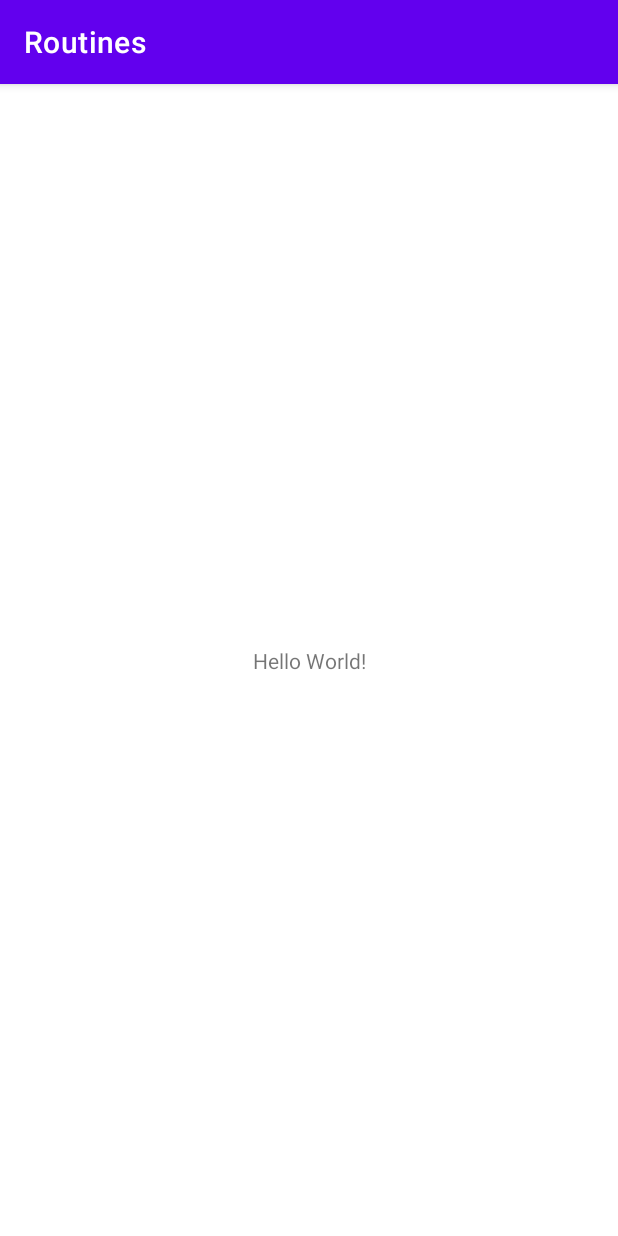
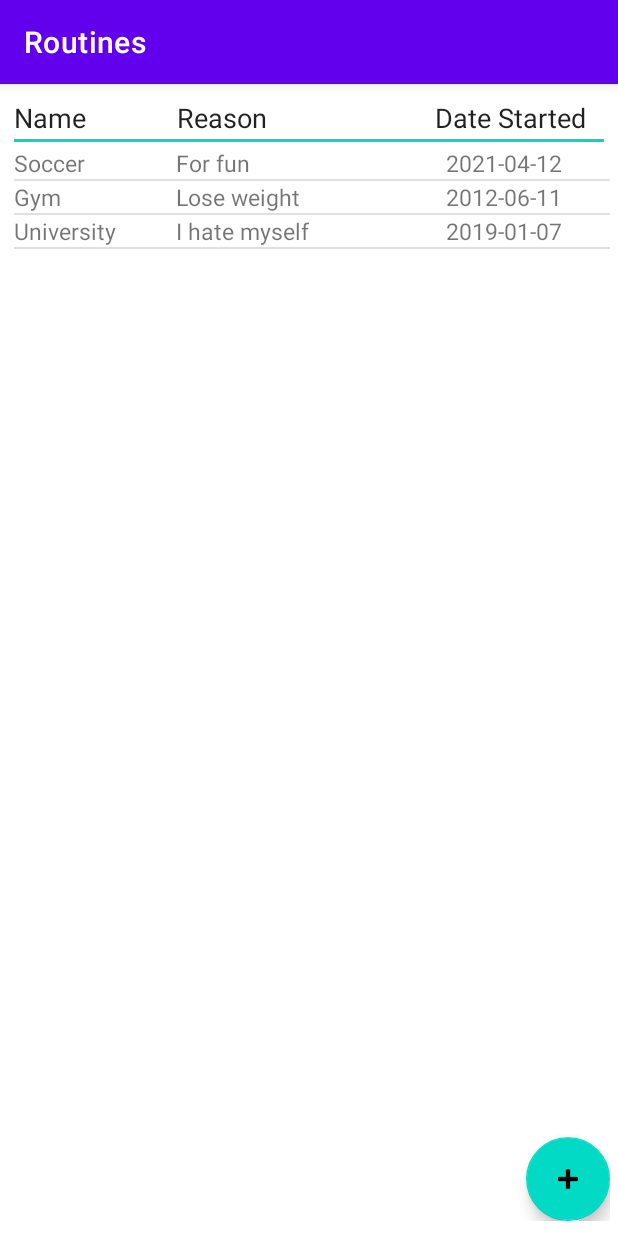
Before and after one commit to CMPUT301F21T40/Routines, an Android app: the screen it shows after launch (MainActivity), on a phone screen of 412 x 824 dp. Run offline under Robolectric (Android 15) with nearby library versions, the phone set to English and light mode, and no system bars.

Commit message:
Added US 01.01.01 functionality

```diff
--- /dev/null
+++ b/app/src/main/java/com/example/routines/CustomList.java
@@ -0,0 +1,54 @@
+package com.example.routines;
+
+import android.content.Context;
+import android.view.LayoutInflater;
+import android.view.View;
+import android.view.ViewGroup;
+import android.widget.ArrayAdapter;
+import android.widget.TextView;
+
+import androidx.annotation.NonNull;
+import androidx.annotation.Nullable;
+
+import java.util.ArrayList;
+
+public class CustomList extends ArrayAdapter<Habit> {
+    /*
+    Purpose: To create the list that all the habits will be stored in for the duration of program
+    execution
+
+    Outstanding Issues: None
+*/
+    private ArrayList<Habit> habits;
+    private Context context;
+
+    public CustomList(Context context, ArrayList<Habit> habits){
+        super(context, 0, habits);
+        this.habits = habits;
+        this.context = context;
+    }
+
+    @NonNull
+    @Override
+    public View getView(int position, @Nullable View convertView, @NonNull ViewGroup parent){
+        View view = convertView;
+
+        if(view==null){
+            view = LayoutInflater.from(context).inflate(R.layout.custom_list, parent, false);
+        }
+
+        Habit habit = habits.get(position);
+        TextView habitName = view.findViewById(R.id.habitName);
+        TextView habitDate = view.findViewById(R.id.habitDate);
+        TextView habitReason = view.findViewById(R.id.habitReason);
+
+
+        habitName.setText(habit.getName());
+        habitDate.setText(habit.getDate());
+        habitReason.setText(habit.getReason());
+
+
+        return view;
+    }
+
+}
--- /dev/null
+++ b/app/src/main/java/com/example/routines/Habit.java
@@ -0,0 +1,23 @@
+package com.example.routines;
+
+public class Habit {
+    public String name;
+    public String reason;
+    public String date;
+
+    Habit(String name, String reason, String date){
+        this.name = name;
+        this.reason = reason;
+        this.date = date;
+    }
+
+    public String getName(){
+        return this.name;
+    }
+    public String getReason(){
+        return this.reason;
+    }
+    public String getDate(){
+        return this.date;
+    }
+}
--- a/app/src/main/java/com/example/routines/MainActivity.java
+++ b/app/src/main/java/com/example/routines/MainActivity.java
@@ -3,14 +3,51 @@ package com.example.routines;
 import androidx.appcompat.app.AppCompatActivity;
 
 import android.os.Bundle;
+import android.view.View;
+import android.widget.ArrayAdapter;
+import android.widget.ListView;
 
-public class MainActivity extends AppCompatActivity {
+import com.google.android.material.floatingactionbutton.FloatingActionButton;
+
+import java.util.ArrayList;
+
+public class MainActivity extends AppCompatActivity implements AddHabitFragment.OnFragmentInteractionListener{
+    private ListView habitList;
+    private ArrayAdapter<Habit> habitAdapter;
+    private ArrayList<Habit> habitDataList;
 
     @Override
     protected void onCreate(Bundle savedInstanceState) {
         super.onCreate(savedInstanceState);
         setContentView(R.layout.activity_main);
+
+        habitList = findViewById(R.id.habitList);
+        habitDataList = new ArrayList<>();
+        habitAdapter = new CustomList(this, habitDataList);
+        habitList.setAdapter(habitAdapter);
+
+        // adding some habits into the list for now so we can easily test them
+        Habit habit1 = new Habit("Soccer", "For fun", "2021-04-12");
+        Habit habit2 = new Habit("Gym", "Lose weight", "2012-06-11");
+        Habit habit3 = new Habit("University", "I hate myself", "2019-01-07");
+        habitAdapter.add(habit1);
+        habitAdapter.add(habit2);
+        habitAdapter.add(habit3);
+
+        // when the + at the bottom of the screen is pressed it will call AddMedFragment
+        final FloatingActionButton addHabitButton = findViewById(R.id.addHabitButton);
+        addHabitButton.setOnClickListener(new View.OnClickListener() {
+            @Override
+            public void onClick(View v) {
+                new AddHabitFragment().show(getSupportFragmentManager(), "ADD_HABIT");
+            }
+        });
+
+    }
+    public void onOkPressed(Habit newHabit){
+        habitAdapter.add(newHabit);
     }
 
-    // testing if branch is working
+
+
 }
--- a/app/src/main/res/layout/activity_main.xml
+++ b/app/src/main/res/layout/activity_main.xml
@@ -1,18 +1,41 @@
 <?xml version="1.0" encoding="utf-8"?>
-<androidx.constraintlayout.widget.ConstraintLayout xmlns:android="http://schemas.android.com/apk/res/android"
+
+
+<FrameLayout
+    xmlns:android="http://schemas.android.com/apk/res/android"
     xmlns:app="http://schemas.android.com/apk/res-auto"
     xmlns:tools="http://schemas.android.com/tools"
     android:layout_width="match_parent"
     android:layout_height="match_parent"
+    android:orientation="vertical"
+    android:paddingLeft="5dp"
+    android:paddingRight="5dp"
+    android:paddingTop="0dp"
+    android:paddingBottom="10dp"
     tools:context=".MainActivity">
 
-    <TextView
+    <EditText
+        android:id="@+id/label"
+        android:layout_width="match_parent"
+        android:layout_height="wrap_content"
+        android:text="Name             Reason                        Date Started"
+        />
+
+    <ListView
+        android:id="@+id/habitList"
+        android:layout_width="match_parent"
+        android:layout_height="match_parent"
+        android:layout_marginTop="32dp"
+        android:paddingLeft="4dp"
+        android:paddingTop="10dp"
+        android:paddingBottom="60dp">
+    </ListView>
+    <com.google.android.material.floatingactionbutton.FloatingActionButton
+        android:id="@+id/addHabitButton"
         android:layout_width="wrap_content"
         android:layout_height="wrap_content"
-        android:text="Hello World!"
-        app:layout_constraintBottom_toBottomOf="parent"
-        app:layout_constraintLeft_toLeftOf="parent"
-        app:layout_constraintRight_toRightOf="parent"
-        app:layout_constraintTop_toTopOf="parent" />
-
-</androidx.constraintlayout.widget.ConstraintLayout>
+        android:layout_gravity="bottom|end"
+        android:clickable="true"
+        android:focusable="true"
+        app:srcCompat="@android:drawable/ic_input_add" />
+</FrameLayout>
--- /dev/null
+++ b/app/src/main/res/layout/custom_list.xml
@@ -0,0 +1,59 @@
+<?xml version="1.0" encoding="utf-8"?>
+<!--/*
+    Copyright 2021 Lukas Waschuk
+
+    Licensed under the Apache License, Version 2.0 (the "License");
+    you may not use this file except in compliance with the License.
+    You may obtain a copy of the License at
+
+    http://www.apache.org/licenses/LICENSE-2.0
+
+    Unless required by applicable law or agreed to in writing, software
+    distributed under the License is distributed on an "AS IS" BASIS,
+    WITHOUT WARRANTIES OR CONDITIONS OF ANY KIND, either express or implied.
+    See the License for the specific language governing permissions and
+    limitations under the License.package com.example.lwaschuk_Medbook;
+
+    */-->
+
+<LinearLayout xmlns:android="http://schemas.android.com/apk/res/android"
+    xmlns:tools="http://schemas.android.com/tools"
+    android:layout_width="match_parent"
+    android:layout_height="wrap_content"
+    android:orientation="horizontal">
+
+    <TextView
+        android:id="@+id/habitName"
+        android:layout_width="wrap_content"
+        android:layout_height="wrap_content"
+        android:ems="6"
+        android:text="Name"
+        android:textSize="15sp">
+
+    </TextView>
+
+
+
+    <TextView
+        android:id="@+id/habitReason"
+        android:layout_width="wrap_content"
+        android:layout_height="wrap_content"
+        android:ems="10"
+        android:text="Reason"
+        android:textSize="15sp">
+    </TextView>
+
+    <TextView
+        android:id="@+id/habitDate"
+        android:layout_width="wrap_content"
+        android:layout_height="wrap_content"
+        android:ems="7"
+        android:text="Date"
+        android:textSize="15sp">
+
+    </TextView>
+
+
+
+
+</LinearLayout>
```
Also changed, not shown: app/src/main/java/com/example/routines/AddHabitFragment.java (added, +87 -0 lines), app/src/main/res/layout/add_habit_fragment.xml (added, +53 -0 lines).
